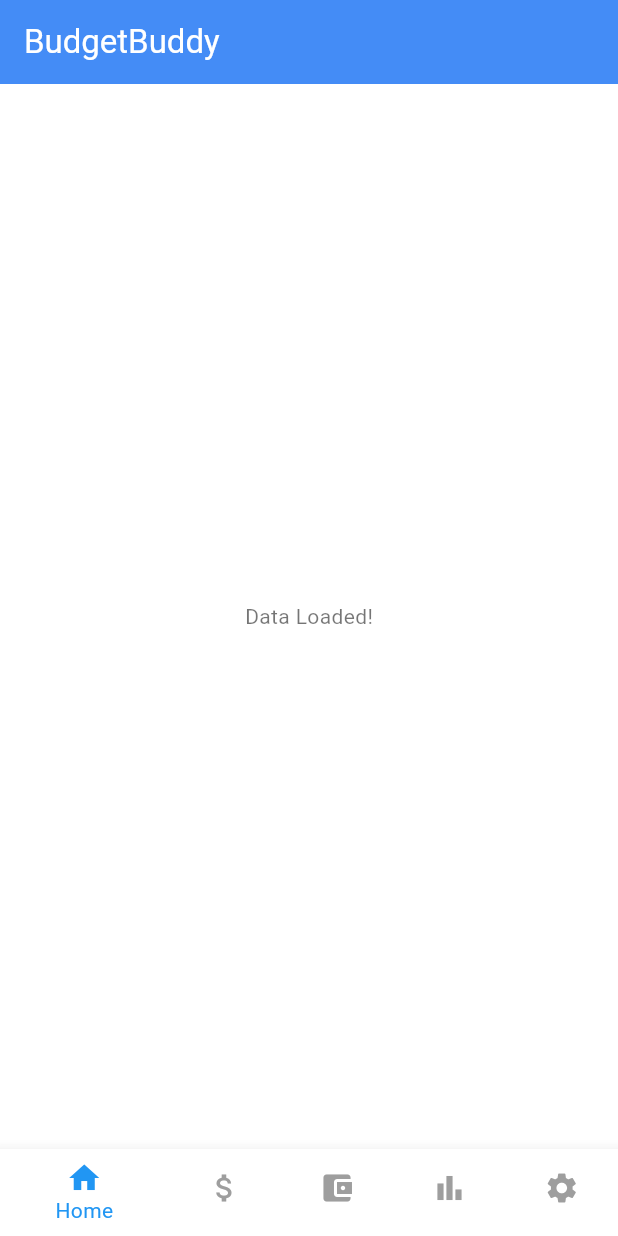
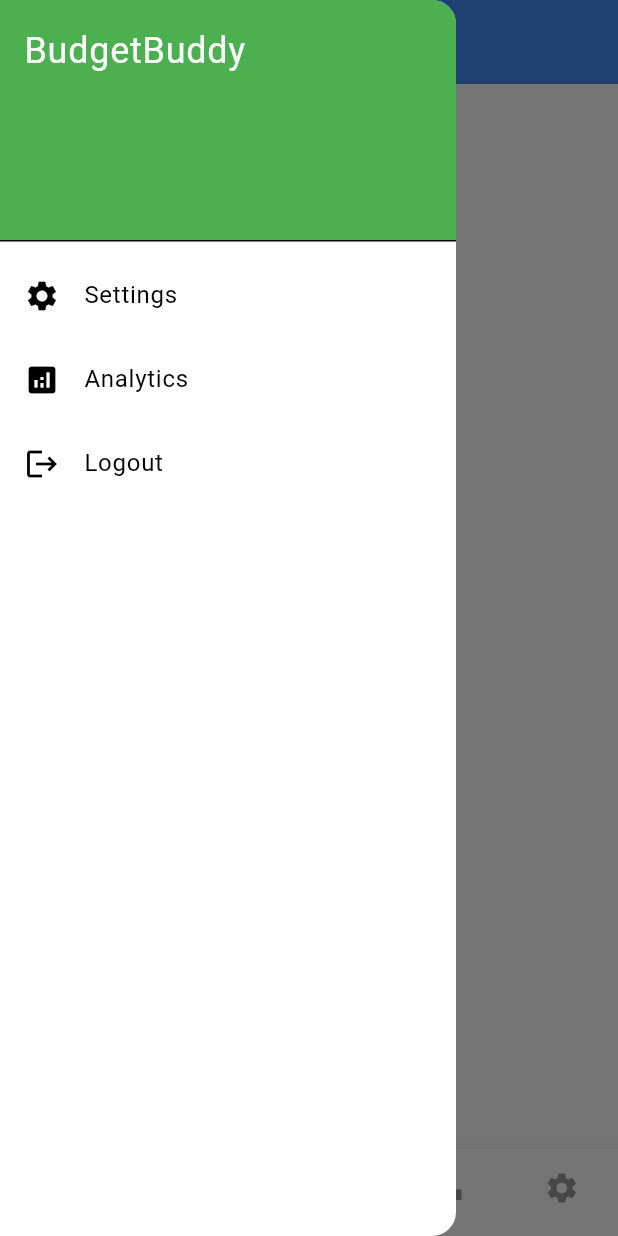
Before and after one commit to Soli1065/BudgetBuddy, a Flutter app: the screen it shows after launch, with the side drawer open (before the commit the screen has no drawer), on a phone screen of 412 x 824 dp. Run offline on Flutter 3.47's test engine with Material 3 defaults, Android fonts, the phone set to English and light mode, and no system bars; our stand-ins replace flutter_riverpod.

Commit message:
#splash #routes

```diff
--- a/lib/main.dart
+++ b/lib/main.dart
@@ -1,6 +1,6 @@
-import 'package:budget_buddy/src/core/ui/themes/themes.dart';
-import 'package:budget_buddy/src/features/base/base.dart';
-import 'package:budget_buddy/src/features/home/home.dart';
+import 'package:budget_buddy/src/core/themes/themes.dart';
+import 'package:budget_buddy/src/routes/app_routes.dart';
+import 'package:budget_buddy/src/routes/route_handler.dart';
 import 'package:flutter/material.dart';
 import 'package:flutter_riverpod/flutter_riverpod.dart';
 
@@ -24,7 +24,9 @@ class MyApp extends ConsumerWidget {
       theme: themeData, // Light theme
       darkTheme: themeData, // Dark theme
       themeMode: themeMode == ThemeModeType.light ? ThemeMode.light : ThemeMode.dark,
-      home: const BaseScreen(),
+      // home: const BasePage(),
+      initialRoute: AppRoutes.splash,
+      onGenerateRoute: generateRoutes(),
     );
   }
 }
--- /dev/null
+++ b/lib/src/core/ui/drawer/drawer.dart
@@ -0,0 +1,49 @@
+import 'package:flutter/material.dart';
+
+class CustomDrawer extends StatelessWidget {
+  const CustomDrawer({Key? key}) : super(key: key);
+
+  @override
+  Widget build(BuildContext context) {
+    return Drawer(
+      child: ListView(
+        padding: EdgeInsets.zero,
+        children: [
+          DrawerHeader(
+            decoration: BoxDecoration(
+              color: Theme.of(context).primaryColor,
+            ),
+            child: const Text(
+              'BudgetBuddy',
+              style: TextStyle(
+                color: Colors.white,
+                fontSize: 24,
+              ),
+            ),
+          ),
+          ListTile(
+            leading: const Icon(Icons.settings),
+            title: const Text('Settings'),
+            onTap: () {
+              Navigator.of(context).pushNamed('/settings'); // Navigate to Settings
+            },
+          ),
+          ListTile(
+            leading: const Icon(Icons.analytics),
+            title: const Text('Analytics'),
+            onTap: () {
+              Navigator.of(context).pushNamed('/analytics'); // Navigate to Analytics
+            },
+          ),
+          ListTile(
+            leading: const Icon(Icons.logout),
+            title: const Text('Logout'),
+            onTap: () {
+              // Perform logout logic here
+            },
+          ),
+        ],
+      ),
+    );
+  }
+}
--- a/lib/src/features/base/base.dart
+++ b/lib/src/features/base/base.dart
@@ -1,15 +1,16 @@
+import 'package:budget_buddy/src/core/ui/drawer/drawer.dart';
 import 'package:budget_buddy/src/features/home/home.dart';
 import 'package:budget_buddy/src/features/settings/settings.dart';
 import 'package:flutter/material.dart';
 
-class BaseScreen extends StatefulWidget {
-  const BaseScreen({super.key});
+class BasePage extends StatefulWidget {
+  const BasePage({super.key});
 
   @override
-  State<BaseScreen> createState() => _BaseScreenState();
+  State<BasePage> createState() => _BasePageState();
 }
 
-class _BaseScreenState extends State<BaseScreen> {
+class _BasePageState extends State<BasePage> {
   int _selectedIndex = 0;
 
   static const List<Widget> _widgetOptions = <Widget>[
@@ -32,6 +33,7 @@ class _BaseScreenState extends State<BaseScreen> {
       appBar: AppBar(
         title: const Text('BudgetBuddy'),
       ),
+      drawer: const CustomDrawer(),
       body: Center(
         child: _widgetOptions.elementAt(_selectedIndex),
       ),
--- /dev/null
+++ b/lib/src/features/features.dart
@@ -0,0 +1,2 @@
+export 'base/base.dart';
+export 'splash/splash.dart';
--- a/lib/src/features/settings/presentation/settings_provider.dart
+++ b/lib/src/features/settings/presentation/settings_provider.dart
@@ -1,6 +1,6 @@
 
 
-import 'package:budget_buddy/src/core/ui/themes/themes.dart';
+import 'package:budget_buddy/src/core/themes/themes.dart';
 import 'package:flutter_riverpod/flutter_riverpod.dart';
 import 'settings_state.dart';
 
--- /dev/null
+++ b/lib/src/features/splash/splash.dart
@@ -0,0 +1,48 @@
+import 'package:budget_buddy/src/features/base/base.dart';
+// import 'package:budget_buddy/src/routes/route_handler.dart';
+import 'package:flutter/material.dart';
+
+// import '../../routes/app_routes.dart';
+
+class SplashScreen extends StatefulWidget {
+  const SplashScreen({Key? key}) : super(key: key);
+
+  @override
+  State<SplashScreen> createState() => _SplashScreenState();
+}
+
+class _SplashScreenState extends State<SplashScreen> {
+  @override
+  void initState() {
+    super.initState();
+    _navigateToNextScreen();
+  }
+
+  void _navigateToNextScreen() async {
+    await Future.delayed(const Duration(seconds: 3)); // Simulating splash delay
+
+    // Example logic to determine where to navigate
+    // bool isFirstTime = true; // Example check for onboarding
+    // bool isLoggedIn = false; // Example check for user login
+
+
+    Navigator.pushAndRemoveUntil(context, MaterialPageRoute(builder: (context)=> const BasePage()), (Route<dynamic> route) => false );
+
+    // if (isFirstTime) {
+    //   Navigator.pushReplacementNamed(context, AppRoutes.onboarding);
+    // } else if (!isLoggedIn) {
+    //   Navigator.pushReplacementNamed(context, AppRoutes.login);
+    // } else {
+    //   Navigator.pushReplacementNamed(context, AppRoutes.base);
+    // }
+  }
+
+  @override
+  Widget build(BuildContext context) {
+    return const Scaffold(
+      body: Center(
+        child: CircularProgressIndicator(),
+      ),
+    );
+  }
+}
--- /dev/null
+++ b/lib/src/routes/app_routes.dart
@@ -0,0 +1,9 @@
+class AppRoutes {
+  static const String splash = '/splash';
+  static const String onboarding = '/onboarding';
+  static const String login = '/login';
+  static const String signup = '/signup';
+  static const String base = '/base';
+  static const String settings = '/settings';
+  static const String reports = '/reports';
+}
--- /dev/null
+++ b/lib/src/routes/route_handler.dart
@@ -0,0 +1,25 @@
+import 'package:flutter/material.dart';
+import '../features/features.dart';
+import 'app_routes.dart';
+
+
+RouteFactory generateRoutes() {
+  return (RouteSettings settings) {
+    switch (settings.name) {
+      case AppRoutes.splash:
+        return MaterialPageRoute(builder: (_) => const SplashScreen());
+      case AppRoutes.base:
+        return MaterialPageRoute(builder: (_) => const BasePage());
+      // case AppRoutes.settings:
+      //   return MaterialPageRoute(builder: (_) => const SettingsPage());
+      // case AppRoutes.reports:
+      //   return MaterialPageRoute(builder: (_) => const ReportsPage());
+      default:
+        return MaterialPageRoute(
+          builder: (_) => Scaffold(
+            body: Center(child: Text('No route defined for ${settings.name}')),
+          ),
+        );
+    }
+  };
+}
```
Also changed, not shown: lib/src/core/themes/colors.dart (renamed from lib/src/core/ui/themes/colors.dart), lib/src/core/themes/themes.dart (renamed from lib/src/core/ui/themes/themes.dart).
